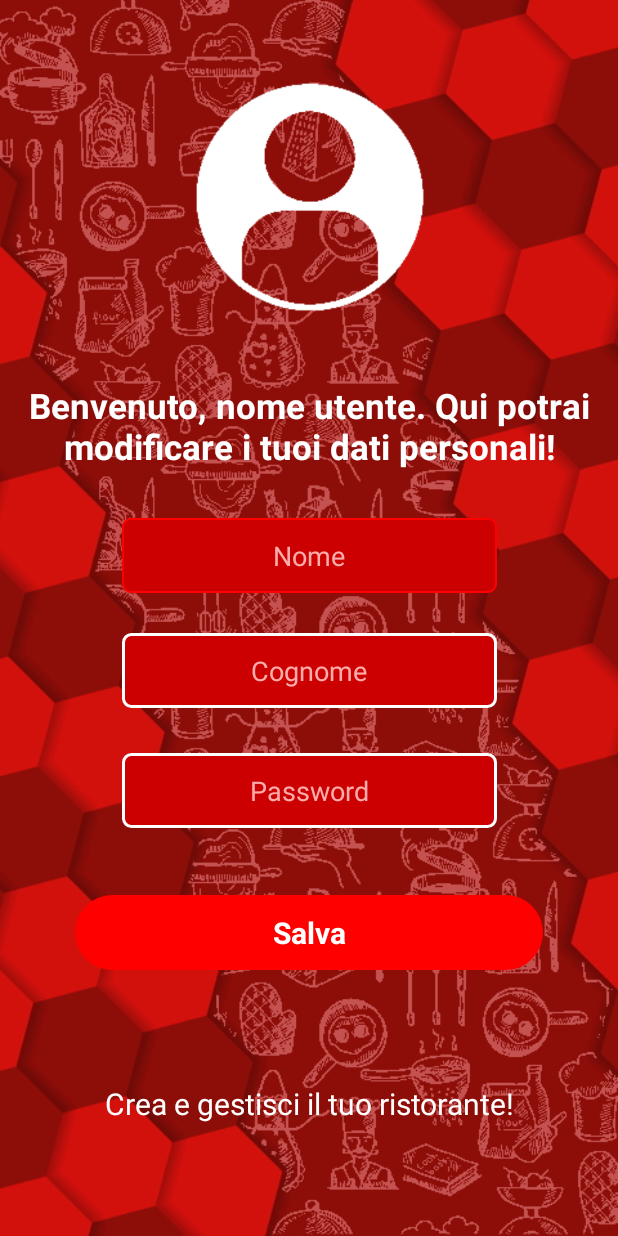
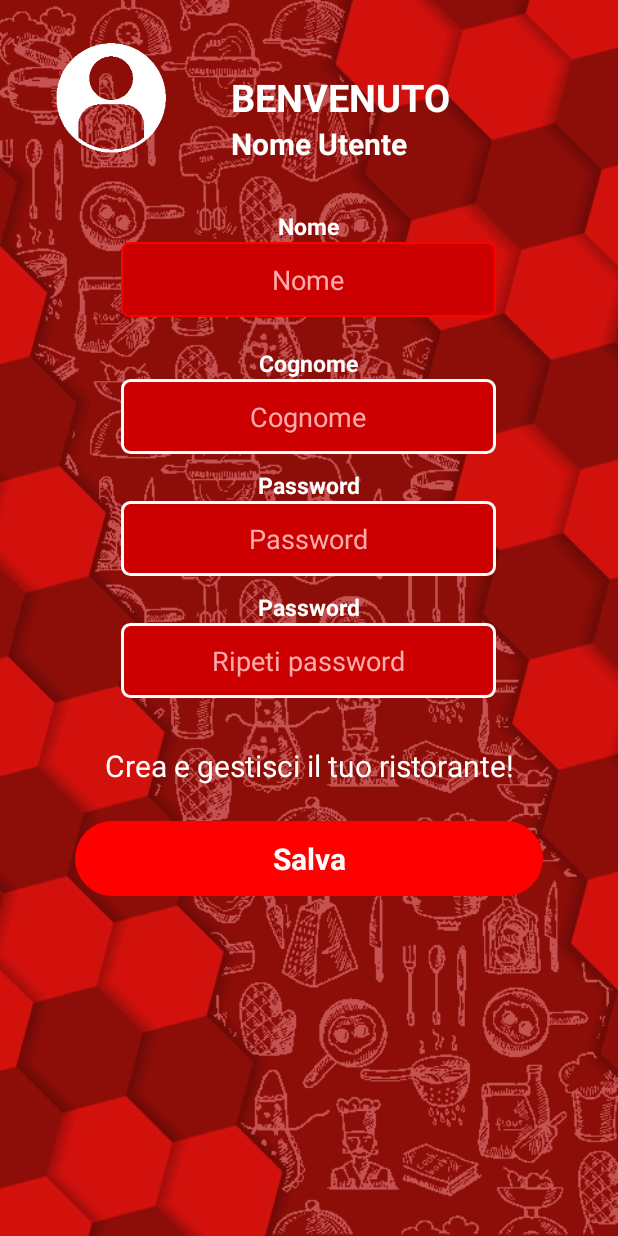
Before and after one commit to MattSona99/ProgettoProgrammazione, an Android app: the fragment FragmentProfilo shown on its own in the app's theme, on a phone screen of 412 x 824 dp. Run offline under Robolectric (Android 15) with nearby library versions, the phone set to English and light mode, and no system bars; 5 statements that could not run were skipped.

Commit message:
Design Profilo aggiornato

```diff
--- a/app/src/main/java/com/example/progettoprogrammazione/fragment/FragmentProfilo.kt
+++ b/app/src/main/java/com/example/progettoprogrammazione/fragment/FragmentProfilo.kt
@@ -27,7 +27,7 @@ class FragmentProfilo : Fragment() {
 
     override fun onViewCreated(view: View, savedInstanceState: Bundle?) {
 
-        val benvenutou = view.findViewById<TextView>(R.id.benvenutoprofilo)
+        val nicknameu = view.findViewById<TextView>(R.id.nicknameprofilo)
         val nomeu = view.findViewById<EditText>(R.id.nomeprofilo)
         val cognomeu = view.findViewById<EditText>(R.id.cognomeprofilo)
         val passwordu = view.findViewById<EditText>(R.id.passwordprofilo)
@@ -35,8 +35,7 @@ class FragmentProfilo : Fragment() {
         val args = this.arguments
         val user = args?.getParcelable<User>("user") as User
 
-        benvenutou?.text =
-            "Benvenuto, " + user.Nome + ".\nQui potrai modificare i tuoi dati personali!"
+        nicknameu?.text = user.Nome + user.Cognome
         nomeu?.hint = "Nome: " + user.Nome
         cognomeu?.hint = "Cognome: " + user.Cognome
         passwordu?.hint = "Password: " + user.Password
--- a/app/src/main/res/layout/fragment_profilo.xml
+++ b/app/src/main/res/layout/fragment_profilo.xml
@@ -4,15 +4,8 @@
     xmlns:tools="http://schemas.android.com/tools"
     android:layout_width="match_parent"
     android:layout_height="match_parent"
+    android:orientation="vertical"
     tools:context=".fragment.FragmentProfilo">
-
-    <!-- TODO: Update blank fragment layout -->
-    <androidx.constraintlayout.widget.ConstraintLayout
-        android:id="@+id/container"
-        android:layout_width="match_parent"
-        android:layout_height="match_parent"
-        app:layout_constraintEnd_toEndOf="parent"
-        app:layout_constraintStart_toStartOf="parent"/>
 
     <ImageView
         android:id="@+id/splashscreen"
@@ -21,52 +14,79 @@
         android:scaleType="fitXY"
         app:layout_constraintBottom_toBottomOf="parent"
         app:layout_constraintEnd_toEndOf="parent"
-        app:layout_constraintHorizontal_bias="0.0"
+        app:layout_constraintHorizontal_bias="1.0"
         app:layout_constraintStart_toStartOf="parent"
         app:layout_constraintTop_toTopOf="parent"
-        app:layout_constraintVertical_bias="1.0"
+        app:layout_constraintVertical_bias="0.0"
         app:srcCompat="@drawable/background_splash" />
 
-    <androidx.constraintlayout.widget.ConstraintLayout
-        android:id="@+id/formprofilo"
+    <RelativeLayout
+        android:id="@+id/relativeLayout"
         android:layout_width="match_parent"
-        android:layout_height="match_parent"
-        app:layout_constraintBottom_toBottomOf="@+id/splashscreen"
+        android:layout_height="130dp"
+        android:padding="24dp"
         app:layout_constraintEnd_toEndOf="parent"
-        app:layout_constraintStart_toStartOf="@+id/splashscreen"
+        app:layout_constraintStart_toStartOf="parent"
         app:layout_constraintTop_toTopOf="parent">
 
         <ImageView
-            android:id="@+id/imgprofilo"
-            android:layout_width="170dp"
-            android:layout_height="170dp"
-            android:src="@drawable/defaultuserimg"
-            app:layout_constraintBottom_toBottomOf="parent"
-            app:layout_constraintEnd_toEndOf="parent"
-            app:layout_constraintStart_toStartOf="parent"
-            app:layout_constraintTop_toTopOf="parent"
-            app:layout_constraintVertical_bias="0.07" />
+            android:id="@+id/img_profilo_utente"
+            android:layout_width="100dp"
+            android:layout_height="100dp"
+            android:layout_centerVertical="true"
+            android:src="@drawable/defaultuserimg" />
 
         <TextView
             android:id="@+id/benvenutoprofilo"
             android:layout_width="wrap_content"
             android:layout_height="wrap_content"
-            android:text="Benvenuto, nome utente. Qui potrai modificare i tuoi dati personali!"
-            android:textAlignment="center"
-            android:textColor="#FFFFFF"
-            android:textSize="23dp"
-            android:textStyle="bold"
-            app:layout_constraintBottom_toBottomOf="parent"
+            android:layout_centerVertical="true"
+            android:layout_marginLeft="30dp"
+            android:layout_toRightOf="@id/img_profilo_utente"
+            android:text="BENVENUTO"
+            android:textColor="@color/white"
+            android:textSize="25dp"
+            android:textStyle="bold" />
+
+        <TextView
+            android:id="@+id/nicknameprofilo"
+            android:layout_width="wrap_content"
+            android:layout_height="wrap_content"
+            android:layout_below="@id/benvenutoprofilo"
+            android:layout_centerVertical="true"
+            android:layout_marginLeft="30dp"
+            android:layout_toRightOf="@id/img_profilo_utente"
+            android:text="Nome Utente"
+            android:textColor="@color/white"
+            android:textSize="20dp"
+            android:textStyle="bold" />
+    </RelativeLayout>
+
+    <LinearLayout
+        android:id="@+id/form_modifica"
+        android:layout_width="match_parent"
+        android:layout_height="wrap_content"
+        android:gravity="center"
+        android:orientation="vertical"
+        android:padding="10dp"
         app:layout_constraintEnd_toEndOf="parent"
-            app:layout_constraintHorizontal_bias="0.496"
         app:layout_constraintStart_toStartOf="parent"
-            app:layout_constraintTop_toBottomOf="@+id/imgprofilo"
-            app:layout_constraintVertical_bias="0.07" />
+        app:layout_constraintTop_toBottomOf="@+id/relativeLayout">
+
+        <TextView
+            android:id="@+id/t_nomeprofilo"
+            android:layout_width="wrap_content"
+            android:layout_height="wrap_content"
+            android:text="Nome"
+            android:textColor="@color/white"
+            android:textSize="15dp"
+            android:textStyle="bold" />
 
         <EditText
             android:id="@+id/nomeprofilo"
             android:layout_width="250dp"
             android:layout_height="50dp"
+            android:layout_marginBottom="20dp"
             android:background="@drawable/custom_input"
             android:ems="10"
             android:gravity="center"
@@ -75,17 +95,22 @@
             android:textColor="@color/white"
             android:textColorHighlight="#E91E63"
             android:textColorHint="@color/pink"
-            android:textColorLink="#E91E63"
-            app:layout_constraintBottom_toBottomOf="parent"
-            app:layout_constraintEnd_toEndOf="parent"
-            app:layout_constraintStart_toStartOf="parent"
-            app:layout_constraintTop_toBottomOf="@+id/benvenutoprofilo"
-            app:layout_constraintVertical_bias="0.07" />
+            android:textColorLink="#E91E63" />
+
+        <TextView
+            android:id="@+id/t_cognomeprofilo"
+            android:layout_width="wrap_content"
+            android:layout_height="wrap_content"
+            android:text="Cognome"
+            android:textColor="@color/white"
+            android:textSize="15dp"
+            android:textStyle="bold" />
 
         <EditText
             android:id="@+id/cognomeprofilo"
             android:layout_width="250dp"
             android:layout_height="50dp"
+            android:layout_marginBottom="10dp"
             android:background="@drawable/custom_input"
             android:ems="10"
             android:gravity="center"
@@ -94,17 +119,22 @@
             android:textColor="@color/white"
             android:textColorHighlight="#E91E63"
             android:textColorHint="@color/pink"
-            android:textColorLink="#E91E63"
-            app:layout_constraintBottom_toBottomOf="parent"
-            app:layout_constraintEnd_toEndOf="parent"
-            app:layout_constraintStart_toStartOf="parent"
-            app:layout_constraintTop_toBottomOf="@+id/nomeprofilo"
-            app:layout_constraintVertical_bias="0.07" />
+            android:textColorLink="#E91E63" />
+
+        <TextView
+            android:id="@+id/t_passwordprofilo"
+            android:layout_width="wrap_content"
+            android:layout_height="wrap_content"
+            android:text="Password"
+            android:textColor="@color/white"
+            android:textSize="15dp"
+            android:textStyle="bold" />
 
         <EditText
             android:id="@+id/passwordprofilo"
             android:layout_width="250dp"
             android:layout_height="50dp"
+            android:layout_marginBottom="10dp"
             android:background="@drawable/custom_input"
             android:ems="10"
             android:gravity="center"
@@ -113,36 +143,54 @@
             android:textColor="@color/white"
             android:textColorHighlight="#E91E63"
             android:textColorHint="@color/pink"
-            android:textColorLink="#E91E63"
-            app:layout_constraintBottom_toBottomOf="parent"
+            android:textColorLink="#E91E63" />
+
+        <TextView
+            android:id="@+id/t_rpasswordprofilo"
+            android:layout_width="wrap_content"
+            android:layout_height="wrap_content"
+            android:text="Password"
+            android:textColor="@color/white"
+            android:textSize="15dp"
+            android:textStyle="bold" />
+
+        <EditText
+            android:id="@+id/rpasswordprofilo"
+            android:layout_width="250dp"
+            android:layout_height="50dp"
+            android:layout_marginBottom="10dp"
+            android:background="@drawable/custom_input"
+            android:ems="10"
+            android:gravity="center"
+            android:hint="Ripeti password"
+            android:inputType="textPassword"
+            android:textColor="@color/white"
+            android:textColorHighlight="#E91E63"
+            android:textColorHint="@color/pink"
+            android:textColorLink="#E91E63" />
+
+    </LinearLayout>
+
+    <androidx.constraintlayout.widget.ConstraintLayout
+        android:id="@+id/constraintLayout"
+        android:layout_width="0dp"
+        android:layout_height="50dp"
         app:layout_constraintEnd_toEndOf="parent"
         app:layout_constraintStart_toStartOf="parent"
-            app:layout_constraintTop_toBottomOf="@+id/cognomeprofilo"
-            app:layout_constraintVertical_bias="0.1" />
-
-        <androidx.constraintlayout.widget.ConstraintLayout
-            android:id="@+id/constraintCreaR"
-            android:layout_width="0dp"
-            android:layout_height="50dp"
-            android:layout_marginStart="50dp"
-            android:layout_marginEnd="50dp"
-            app:layout_constraintBottom_toBottomOf="parent"
-            app:layout_constraintEnd_toEndOf="parent"
-            app:layout_constraintStart_toStartOf="parent"
-            app:layout_constraintTop_toBottomOf="@+id/constraintsalva">
-
+        app:layout_constraintTop_toBottomOf="@+id/form_modifica">
 
         <TextView
             android:id="@+id/creaRistorante"
             android:layout_width="wrap_content"
             android:layout_height="wrap_content"
             android:text="Crea e gestisci il tuo ristorante!"
+            android:textColor="@color/white"
             android:textSize="20sp"
-                android:textColor="@color/white"
             app:layout_constraintBottom_toBottomOf="parent"
             app:layout_constraintEnd_toEndOf="parent"
             app:layout_constraintStart_toStartOf="parent"
-                app:layout_constraintTop_toTopOf="parent"/>
+            app:layout_constraintTop_toTopOf="parent" />
+
     </androidx.constraintlayout.widget.ConstraintLayout>
 
     <androidx.constraintlayout.widget.ConstraintLayout
@@ -156,8 +204,8 @@
         app:layout_constraintEnd_toEndOf="parent"
         app:layout_constraintHorizontal_bias="1.0"
         app:layout_constraintStart_toStartOf="parent"
-            app:layout_constraintTop_toBottomOf="@+id/passwordprofilo"
-            app:layout_constraintVertical_bias="0.2">
+        app:layout_constraintTop_toBottomOf="@+id/constraintLayout"
+        app:layout_constraintVertical_bias="0.05">
 
         <TextView
             android:id="@+id/salva"
@@ -178,5 +226,3 @@
 
 
 </androidx.constraintlayout.widget.ConstraintLayout>
-
-</androidx.constraintlayout.widget.ConstraintLayout>
```
Lines whose indentation alone changed are shown as unchanged.
